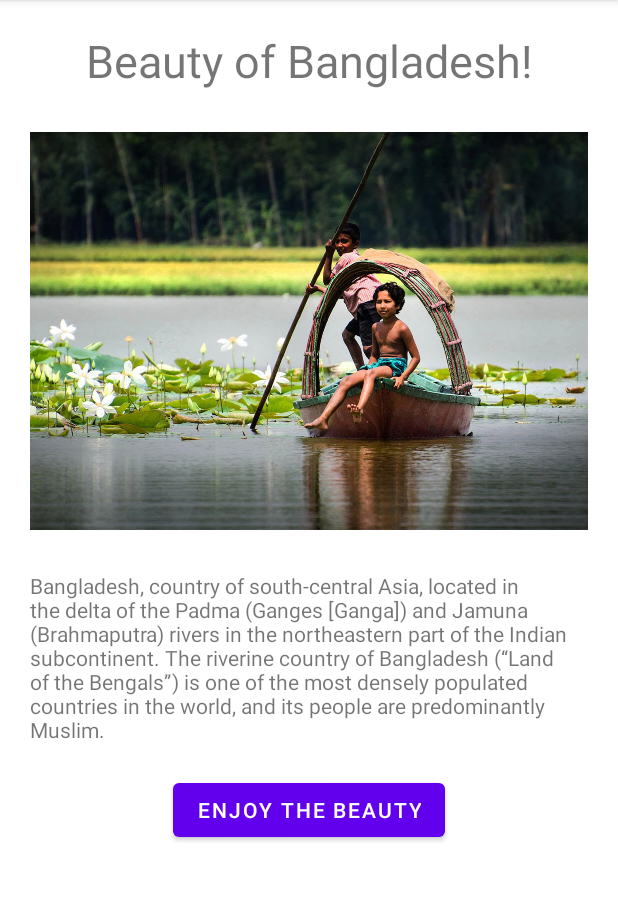
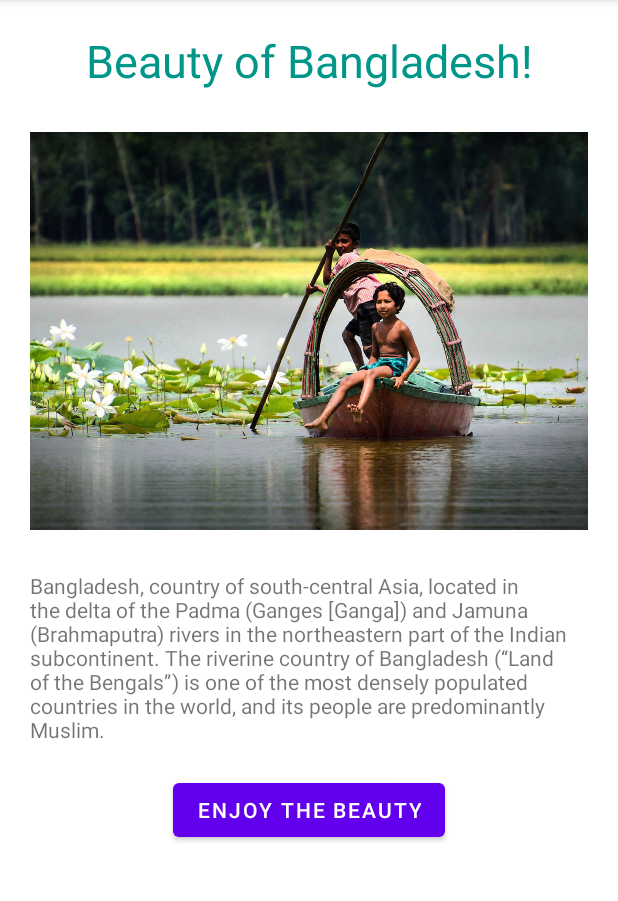
Before and after one commit to PalashHalder/Beautiful-Bangladesh-Bongo-07, an Android app: the screen it shows after launch (MainActivity), on a phone screen of 412 x 824 dp, the part 84-985 px from its top. Run offline under Robolectric (Android 15) with nearby library versions, the phone set to English and light mode, and no system bars.

Commit message:
Heading and Text Updated

```diff
--- a/app/src/main/res/layout/activity_main.xml
+++ b/app/src/main/res/layout/activity_main.xml
@@ -14,6 +14,7 @@
         android:text="Beauty of Bangladesh!"
         android:textAlignment="center"
         android:textSize="30sp"
+        android:textColor="#009688"
         app:layout_constraintBottom_toBottomOf="parent"
         app:layout_constraintEnd_toEndOf="parent"
         app:layout_constraintStart_toStartOf="parent"
@@ -31,6 +32,7 @@
         android:layout_marginTop="20dp"
         android:text="Bangladesh, country of south-central Asia, located in the delta of the Padma (Ganges [Ganga]) and Jamuna (Brahmaputra) rivers in the northeastern part of the Indian subcontinent. The riverine country of Bangladesh (“Land of the Bengals”) is one of the most densely populated countries in the world, and its people are predominantly Muslim."
         android:textAlignment="textStart"
+        android:textSize="14sp"
         app:layout_constraintBottom_toBottomOf="parent"
         app:layout_constraintEnd_toEndOf="parent"
         app:layout_constraintStart_toStartOf="parent"
```
